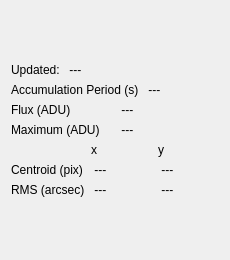
This is forms/camera_data.ui in lsst-sitcom/spot_motion_monitor as Qt 5 draws it before an edit. The edited form follows.
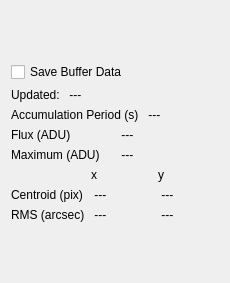
This is the edited form.

Commit message: Making data saving controllable from UI.

```diff
--- a/forms/camera_data.ui
+++ b/forms/camera_data.ui
@@ -7,7 +7,7 @@
     <x>0</x>
     <y>0</y>
     <width>230</width>
-    <height>260</height>
+    <height>283</height>
    </rect>
   </property>
   <property name="windowTitle">
@@ -27,6 +27,13 @@
      </property>
     </spacer>
    </item>
+   <item>
+    <widget class="QCheckBox" name="saveDataCheckBox">
+     <property name="text">
+      <string>Save Buffer Data</string>
+     </property>
+    </widget>
+   </item>
    <item>
     <layout class="QHBoxLayout" name="horizontalLayout" stretch="0,1">
      <item>
```
The commit also changes 3 other files.
